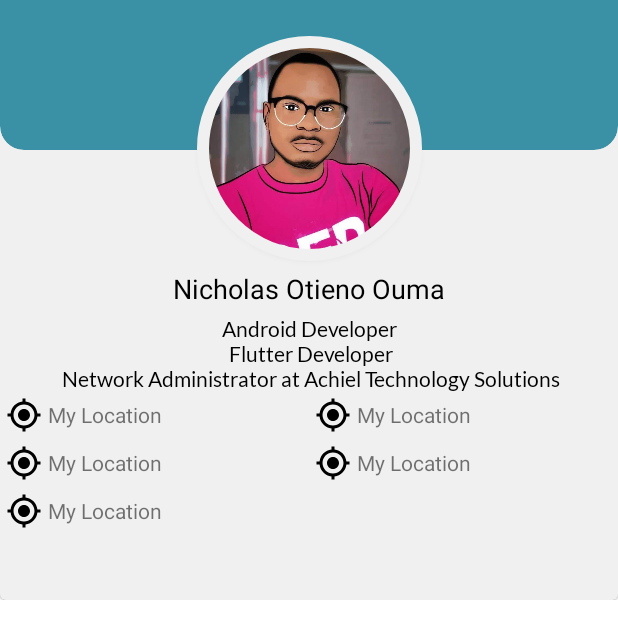
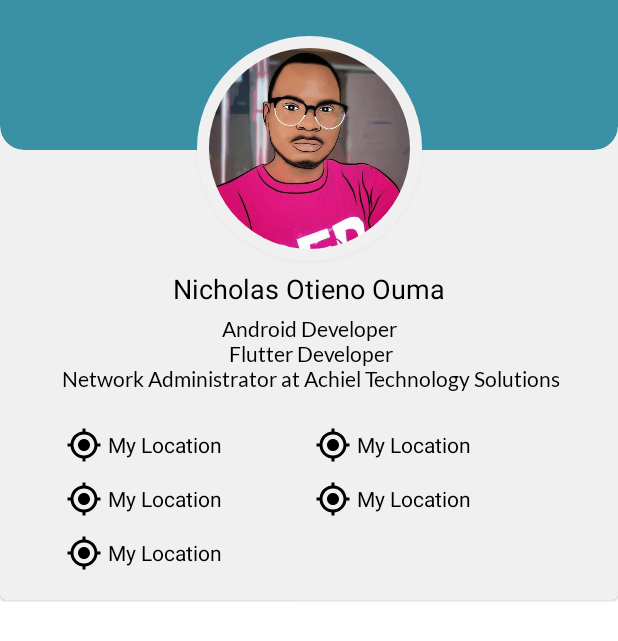
Before and after one commit to Crucialjun/MyCV, an Android app: the screen it shows after launch (MainActivity), on a phone screen of 412 x 824 dp. Shown: the top 641 px of the screen. Run offline under Robolectric (Android 15) with nearby library versions, the phone set to English and light mode, and no system bars; Roboto replaces fonts that are not available here.

Commit message:
improve gridview

```diff
--- a/app/src/main/res/layout/activity_main.xml
+++ b/app/src/main/res/layout/activity_main.xml
@@ -1,5 +1,5 @@
 <?xml version="1.0" encoding="utf-8"?>
-<ScrollView
+<androidx.core.widget.NestedScrollView
     xmlns:android="http://schemas.android.com/apk/res/android"
     xmlns:app="http://schemas.android.com/apk/res-auto"
     xmlns:tools="http://schemas.android.com/tools"
@@ -102,13 +102,20 @@
         </com.google.android.material.textview.MaterialTextView>
 
         <GridView
-            android:orientation="horizontal"
+            app:flow_verticalAlign="center"
+            app:flow_horizontalAlign="center"
             android:id="@+id/grid_contact_items"
             android:layout_width="0dp"
-            android:layout_height="120dp"
+            android:layout_height="200dp"
+            android:verticalSpacing="4dp"
+            android:layout_marginStart="24dp"
+            android:layout_marginTop="4dp"
+            android:layout_marginEnd="24dp"
+            android:columnWidth="150dp"
             android:elevation="2dp"
             android:numColumns="auto_fit"
-            android:columnWidth="150dp"
+            android:padding="16dp"
+            android:nestedScrollingEnabled="false"
             app:layout_constraintEnd_toEndOf="parent"
             app:layout_constraintStart_toStartOf="parent"
             app:layout_constraintTop_toBottomOf="@id/txt_header"
@@ -125,4 +132,4 @@
 
     </androidx.constraintlayout.widget.ConstraintLayout>
 
-</ScrollView>
+</androidx.core.widget.NestedScrollView>
--- a/app/src/main/res/layout/contact_info_grid_item.xml
+++ b/app/src/main/res/layout/contact_info_grid_item.xml
@@ -21,6 +21,7 @@
     </Space>
 
     <TextView
+        android:textColor="@color/black"
         android:id="@+id/txt_grid_item_name"
         android:layout_width="wrap_content"
         android:layout_height="wrap_content"
```
